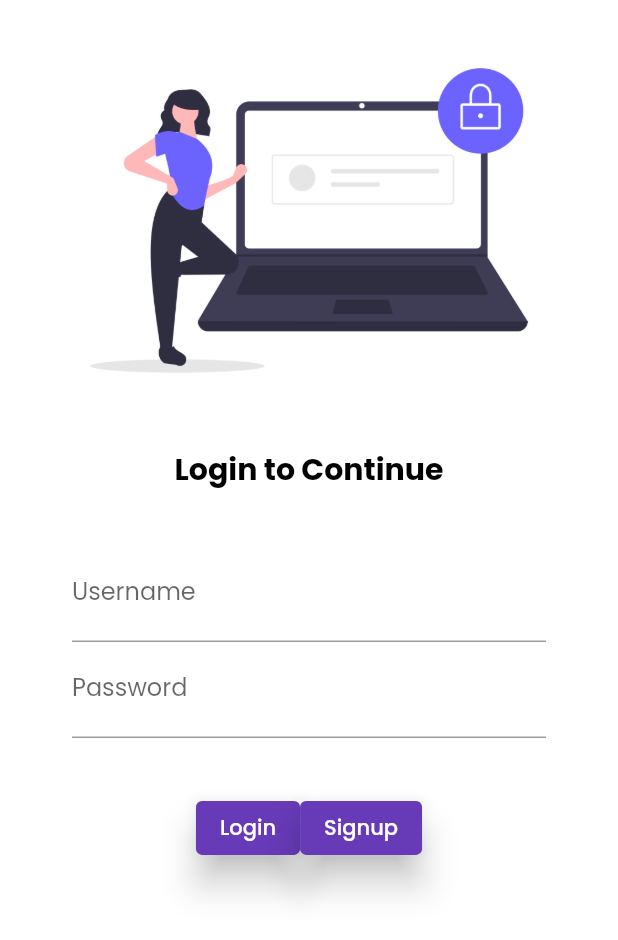
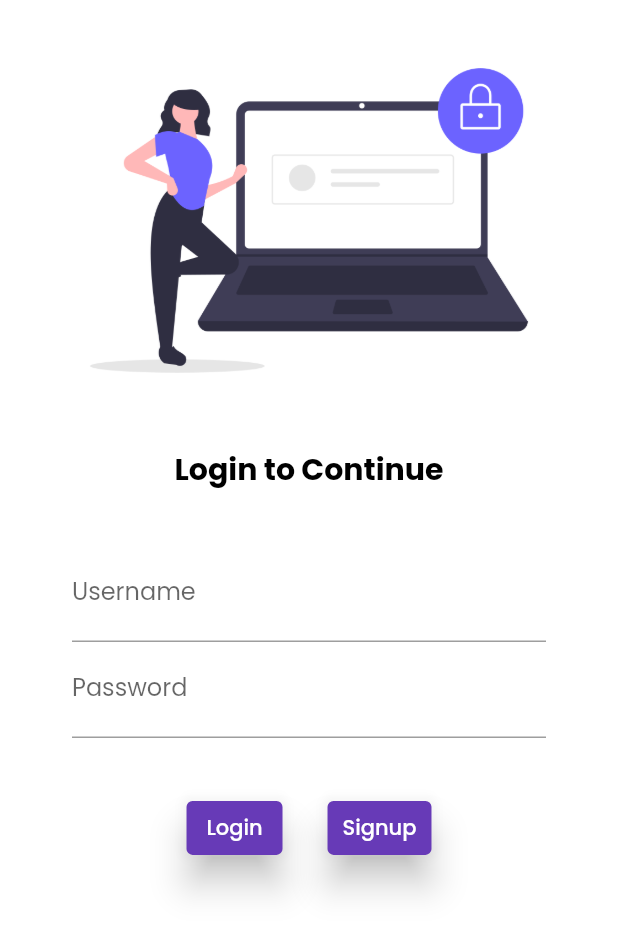
Before and after one commit to MuhammadHassan03/Learning_flutter_codes, a Flutter app: the LoginPage screen opened by its route, on a phone screen of 412 x 824 dp. Shown: the top 940 px of the screen. Run offline on Flutter 3.47's test engine with Material 2 defaults, Android fonts, the phone set to English and light mode, and no system bars; our stand-ins replace google_fonts.

Commit message:
Day 7 Completed

```diff
--- a/lib/Pages/login_page.dart
+++ b/lib/Pages/login_page.dart
@@ -1,3 +1,4 @@
+import 'package:firstapp/utils/Routes.dart';
 import 'package:flutter/material.dart';
 
 class LoginPage extends StatelessWidget {
@@ -9,6 +10,7 @@ class LoginPage extends StatelessWidget {
       color: Colors.white,
       child: Padding(
         padding: const EdgeInsets.all(16.0),
+        child: SingleChildScrollView(
           child: Column(
             children: [
               Image.asset(
@@ -54,22 +56,26 @@ class LoginPage extends StatelessWidget {
               ),
               Row(
                 mainAxisAlignment: MainAxisAlignment.center,
-              mainAxisSize: MainAxisSize.max,
                 children: [
                   ElevatedButton(
                       onPressed: () {
-                      print("object");
+                        Navigator.pushNamed(context, Routes.homeRoute);
                       },
                       child: Text("Login"),
                       style: TextButton.styleFrom(
                         foregroundColor: Colors.white,
+                        padding: EdgeInsets.fromLTRB(10, 0, 10, 0),
                         elevation: 10.0,
+                      )),
+                  const SizedBox(
+                    width: 30.0,
 
-                    )),
+                  ),
                   ElevatedButton(
                     onPressed: () {},
                     child: Text("Signup"),
                     style: TextButton.styleFrom(
+                      padding: EdgeInsets.fromLTRB(10, 0, 10, 0),
                       foregroundColor: Colors.white,
                       elevation: 10.0,
                     ),
@@ -79,6 +85,7 @@ class LoginPage extends StatelessWidget {
             ],
           ),
         ),
+      ),
     );
   }
 }
--- a/lib/main.dart
+++ b/lib/main.dart
@@ -16,7 +16,7 @@ class Whatsapp extends StatelessWidget {
     double days = 30;
     return MaterialApp(
       // home: HomePage(),
-
+      debugShowCheckedModeBanner: false,
       themeMode: ThemeMode.light,
       theme: ThemeData(
           primarySwatch: Colors.deepPurple,
@@ -28,7 +28,7 @@ class Whatsapp extends StatelessWidget {
       ),
 
       routes: {
-        "/" : (context)=>LoginPage(),
+        "/" : (context)=>HomePage(),
         "/login" : (context)=>LoginPage(),
       },
     );
--- /dev/null
+++ b/lib/utils/Routes.dart
@@ -0,0 +1,4 @@
+class Routes{
+  static String homeRoute = "/";
+  static String loginPageRoute = "/login";
+}
```
Lines whose indentation alone changed are shown as unchanged.
